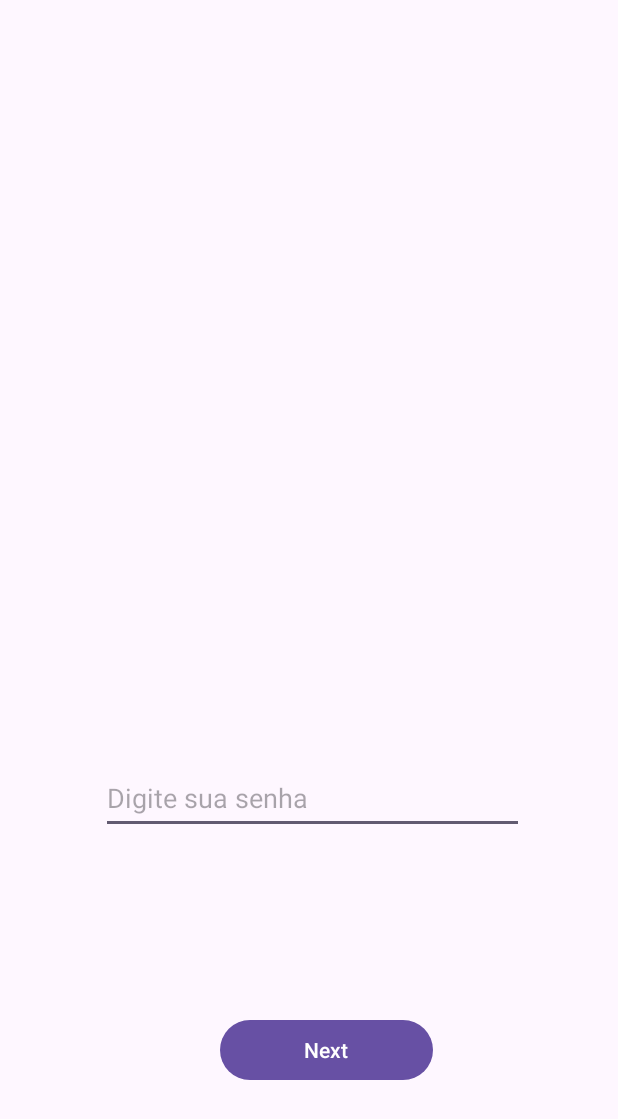
After one commit to JoaoPMA23/TCC-Project, an Android app: the layout activity_password.xml on its own in the app's theme, with its tools: preview values and no code run, on a phone screen of 412 x 824 dp. The commit adds this screen. Shown: the top 1119 px of the screen. Run offline under Robolectric (Android 15) with nearby library versions, the phone set to English and light mode, and no system bars.

Commit message:
PasswordActivity e NameActivity 5 video 14:19 - JP

```diff
--- a/app/src/main/AndroidManifest.xml
+++ b/app/src/main/AndroidManifest.xml
@@ -13,6 +13,12 @@
         android:supportsRtl="true"
         android:theme="@style/Theme.Teste"
         tools:targetApi="31">
+        <activity
+            android:name=".NameActivity"
+            android:exported="false" />
+        <activity
+            android:name=".PasswordActivity"
+            android:exported="false" />
         <activity
             android:name=".RegisterActivity"
             android:exported="false" />
--- /dev/null
+++ b/app/src/main/res/layout/activity_password.xml
@@ -0,0 +1,32 @@
+<?xml version="1.0" encoding="utf-8"?>
+<RelativeLayout xmlns:android="http://schemas.android.com/apk/res/android"
+    xmlns:app="http://schemas.android.com/apk/res-auto"
+    xmlns:tools="http://schemas.android.com/tools"
+    android:layout_width="match_parent"
+    android:layout_height="match_parent"
+    tools:context=".PasswordActivity">
+
+    <EditText
+        android:id="@+id/editTextTextPassword"
+        android:layout_width="282dp"
+        android:layout_height="48dp"
+        android:layout_alignParentStart="true"
+        android:layout_alignParentTop="true"
+        android:layout_centerHorizontal="true"
+        android:layout_marginStart="67dp"
+        android:layout_marginTop="508dp"
+        android:ems="10"
+        android:hint="Digite sua senha"
+        android:inputType="textPassword" />
+
+    <Button
+        android:id="@+id/button4"
+        android:layout_width="142dp"
+        android:layout_height="wrap_content"
+        android:layout_alignParentEnd="true"
+        android:layout_alignParentBottom="true"
+        android:layout_centerHorizontal="true"
+        android:layout_marginEnd="123dp"
+        android:layout_marginBottom="100dp"
+        android:text="Next" />
+</RelativeLayout>
```
Also changed, not shown: app/src/main/java/com/example/teste/NameActivity.kt (added, +11 -0 lines), app/src/main/java/com/example/teste/PasswordActivity.kt (added, +33 -0 lines), app/src/main/java/com/example/teste/RegisterActivity.kt (+12 -2 lines), app/src/main/res/layout/activity_name.xml (added, +9 -0 lines).
